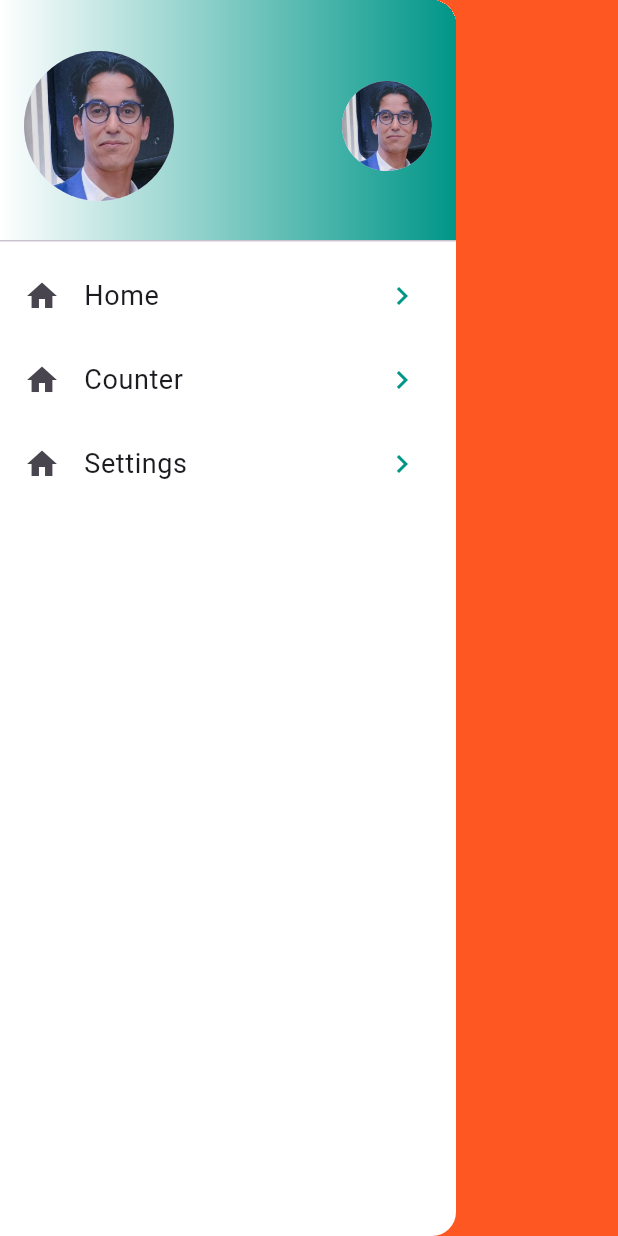
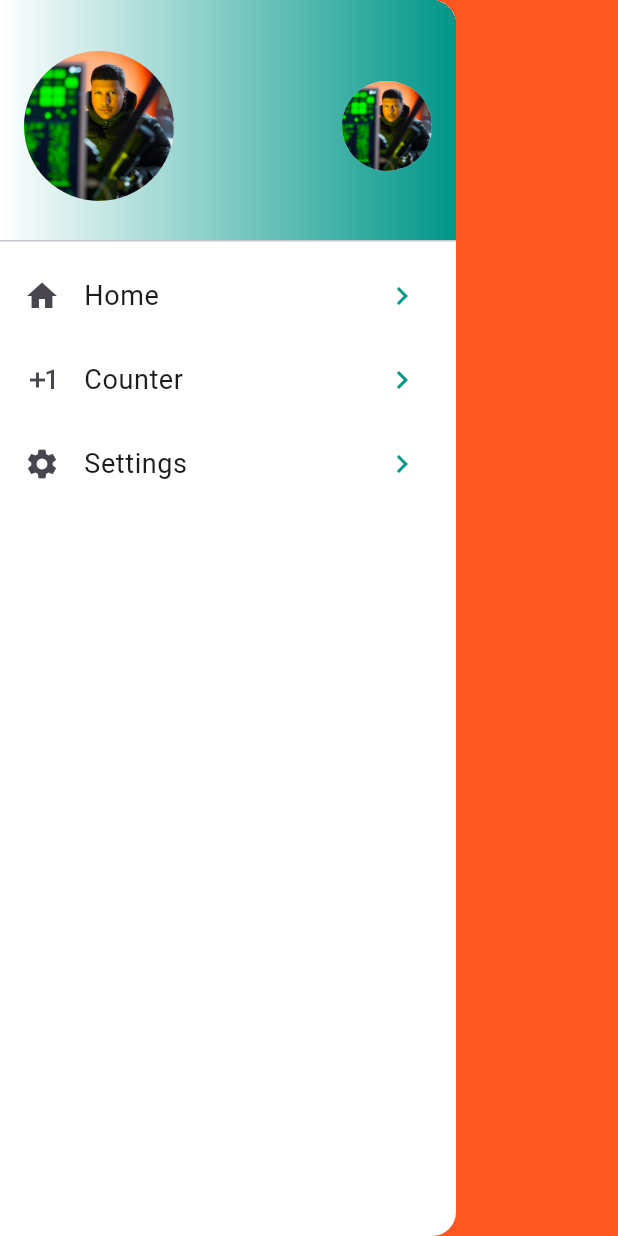
Before and after one commit to Youness-Elfatouaky/flutter-app, a Flutter app: the screen it shows after launch, with the side drawer open, on a phone screen of 412 x 824 dp. Run offline on Flutter 3.47's test engine with Material 3 defaults, Android fonts, the phone set to English and light mode, and no system bars.

Commit message:
Added fvm version manager and changed profile image and nav icons

```diff
--- a/lib/widgets/widget.drawer.header.dart
+++ b/lib/widgets/widget.drawer.header.dart
@@ -10,10 +10,10 @@ class MyDrawerHeader extends StatelessWidget {
         children: [
           CircleAvatar(
             radius: 50,
-            backgroundImage: AssetImage("images/profile.jpg"),),
+            backgroundImage: AssetImage("images/profile.jpeg"),),
           CircleAvatar(
             radius: 30,
-            backgroundImage: AssetImage("images/profile.jpg"),
+            backgroundImage: AssetImage("images/profile.jpeg"),
           )
         ],
       ),
--- a/lib/widgets/widgets.drawer.dart
+++ b/lib/widgets/widgets.drawer.dart
@@ -10,9 +10,9 @@ class MyDrawer extends StatelessWidget {
       child: Column(
         children: [
           MyDrawerHeader(),
-          DrawerItem(title: "Home", icon: Icon(Icons.home), route: "/",),
-          DrawerItem(title: "Counter", icon: Icon(Icons.home), route: "/counter",),
-          DrawerItem(title: "Settings", icon: Icon(Icons.home), route: "/settings",),
+          DrawerItem(title: "Home", icon: Icon(Icons.home), route: "/"),
+          DrawerItem(title: "Counter", icon: Icon(Icons.exposure_plus_1), route: "/counter"),
+          DrawerItem(title: "Settings", icon: Icon(Icons.settings), route: "/settings"),
         ],
       ),
     );
```
Also changed, not shown: images/profile.jpeg (added), images/profile.jpg (deleted), 2 other files.
